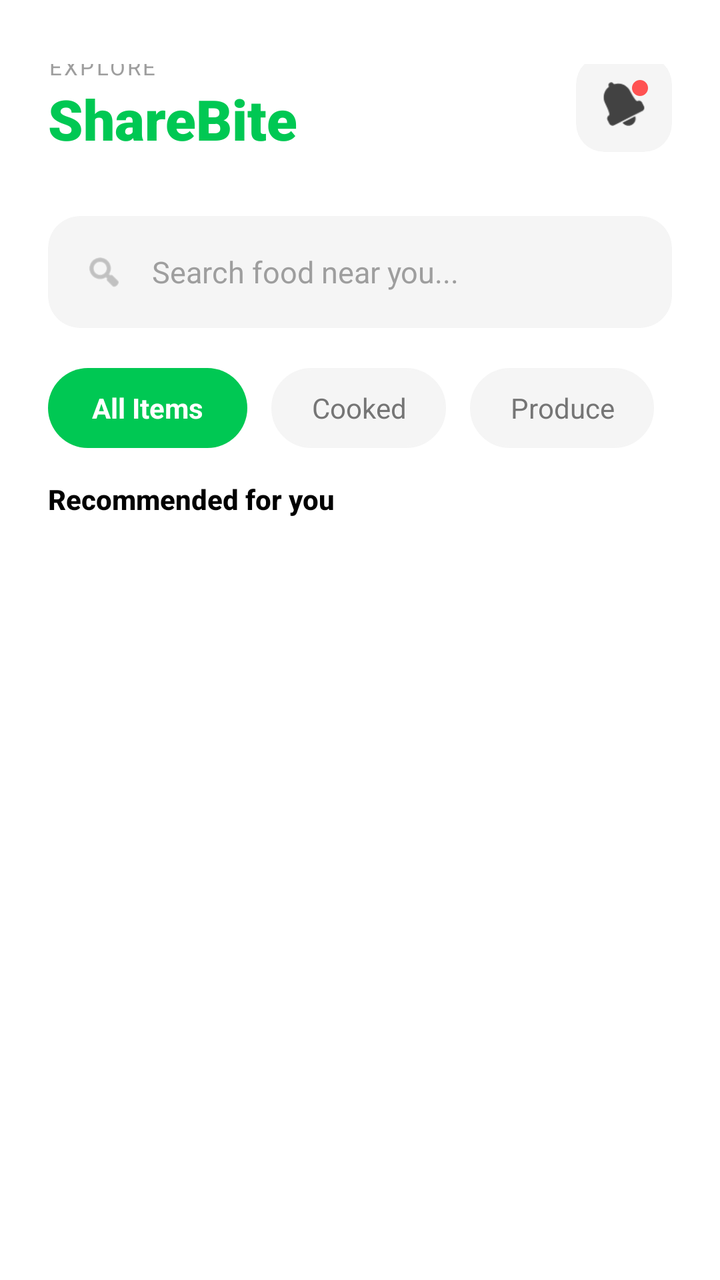
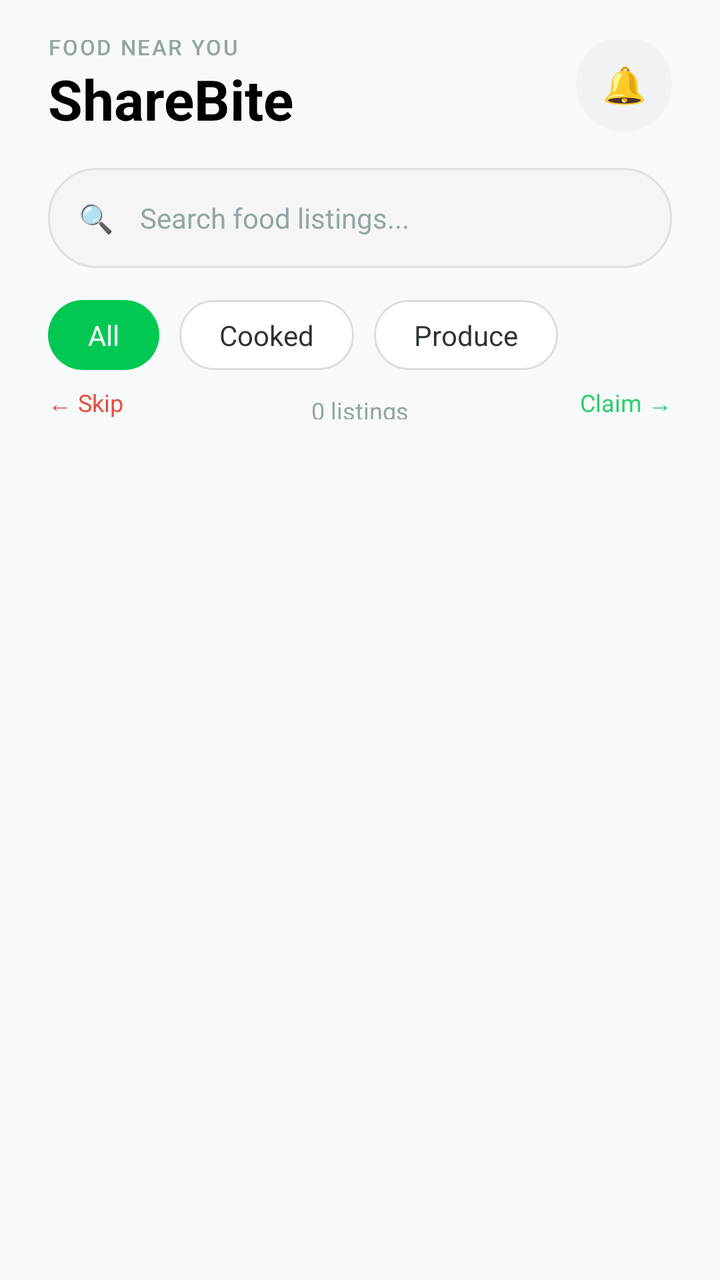

Compare the two renders of this Android layout. The source of the first and the diff that turns it into the second are given below.
<!-- AndroidManifest.xml: application theme Theme.ShareBite -->
<!-- res/layout/fragment_feed.xml -->
<?xml version="1.0" encoding="utf-8"?>
<LinearLayout xmlns:android="http://schemas.android.com/apk/res/android"
    xmlns:app="http://schemas.android.com/apk/res-auto"
    android:layout_width="match_parent"
    android:layout_height="match_parent"
    android:orientation="vertical"
    android:background="#FFFFFF">

    
    <RelativeLayout
        android:layout_width="match_parent"
        android:layout_height="wrap_content"
        android:paddingStart="24dp"
        android:paddingEnd="24dp"
        android:paddingTop="32dp"
        android:paddingBottom="20dp"
        android:background="#FFFFFF">

        <LinearLayout
            android:layout_width="wrap_content"
            android:layout_height="wrap_content"
            android:orientation="vertical"
            android:layout_centerVertical="true">

            <TextView
                android:layout_width="wrap_content"
                android:layout_height="wrap_content"
                android:text="EXPLORE"
                android:textSize="11sp"
                android:textColor="#9E9E9E"
                android:letterSpacing="0.1"
                android:fontFamily="sans-serif-bold"/>

            <TextView
                android:layout_width="wrap_content"
                android:layout_height="wrap_content"
                android:text="ShareBite"
                android:textSize="28sp"
                android:textStyle="bold"
                android:fontFamily="sans-serif-black"
                android:textColor="#00C853"/>

        </LinearLayout>

        <androidx.cardview.widget.CardView
            android:layout_width="48dp"
            android:layout_height="48dp"
            app:cardCornerRadius="14dp"
            app:cardBackgroundColor="#F5F5F5"
            app:cardElevation="0dp"
            android:layout_alignParentEnd="true"
            android:layout_centerVertical="true">

            <FrameLayout
                android:layout_width="match_parent"
                android:layout_height="match_parent">

                <ImageView
                    android:layout_width="22dp"
                    android:layout_height="22dp"
                    android:layout_gravity="center"
                    android:src="@android:drawable/ic_popup_reminder"
                    app:tint="#424242"/>

                <View
                    android:id="@+id/vBadgeDot"
                    android:layout_width="8dp"
                    android:layout_height="8dp"
                    android:layout_gravity="top|end"
                    android:layout_marginTop="12dp"
                    android:layout_marginEnd="12dp"
                    android:background="@drawable/bg_badge"
                    android:backgroundTint="#FF5252"/>

            </FrameLayout>

        </androidx.cardview.widget.CardView>

    </RelativeLayout>

    
    <androidx.cardview.widget.CardView
        android:layout_width="match_parent"
        android:layout_height="56dp"
        app:cardCornerRadius="16dp"
        app:cardBackgroundColor="#F5F5F5"
        app:cardElevation="0dp"
        android:layout_marginStart="24dp"
        android:layout_marginEnd="24dp"
        android:layout_marginTop="4dp"
        android:layout_marginBottom="20dp">

        <LinearLayout
            android:layout_width="match_parent"
            android:layout_height="match_parent"
            android:orientation="horizontal"
            android:gravity="center_vertical"
            android:paddingStart="18dp"
            android:paddingEnd="18dp">

            <ImageView
                android:layout_width="20dp"
                android:layout_height="20dp"
                android:src="@android:drawable/ic_menu_search"
                app:tint="#9E9E9E"/>

            <EditText
                android:id="@+id/etSearch"
                android:layout_width="match_parent"
                android:layout_height="match_parent"
                android:hint="Search food near you..."
                android:textSize="15sp"
                android:textColor="#000000"
                android:textColorHint="#9E9E9E"
                android:background="@null"
                android:paddingStart="14dp"
                android:inputType="text"/>

        </LinearLayout>

    </androidx.cardview.widget.CardView>

    
    <HorizontalScrollView
        android:layout_width="match_parent"
        android:layout_height="wrap_content"
        android:scrollbars="none"
        android:layout_marginBottom="16dp">

        <LinearLayout
            android:layout_width="wrap_content"
            android:layout_height="wrap_content"
            android:orientation="horizontal"
            android:paddingStart="24dp"
            android:paddingEnd="24dp">

            <TextView
                android:id="@+id/chipAll"
                android:layout_width="wrap_content"
                android:layout_height="40dp"
                android:text="All Items"
                android:background="@drawable/bg_chip_selected"
                android:backgroundTint="#00C853"
                android:textColor="#FFFFFF"
                android:textStyle="bold"
                android:gravity="center"
                android:paddingStart="22dp"
                android:paddingEnd="22dp"
                android:layout_marginEnd="12dp"/>

            <TextView
                android:id="@+id/chipCooked"
                android:layout_width="wrap_content"
                android:layout_height="40dp"
                android:text="Cooked"
                android:background="@drawable/bg_chip_unselected"
                android:backgroundTint="#F5F5F5"
                android:textColor="#757575"
                android:gravity="center"
                android:paddingStart="20dp"
                android:paddingEnd="20dp"
                android:layout_marginEnd="12dp"/>

            <TextView
                android:id="@+id/chipProduce"
                android:layout_width="wrap_content"
                android:layout_height="40dp"
                android:text="Produce"
                android:background="@drawable/bg_chip_unselected"
                android:backgroundTint="#F5F5F5"
                android:textColor="#757575"
                android:gravity="center"
                android:paddingStart="20dp"
                android:paddingEnd="20dp"/>

        </LinearLayout>

    </HorizontalScrollView>

    
    <RelativeLayout
        android:layout_width="match_parent"
        android:layout_height="wrap_content"
        android:paddingStart="24dp"
        android:paddingEnd="24dp"
        android:paddingBottom="12dp">

        <TextView
            android:id="@+id/tvListingCount"
            android:layout_width="wrap_content"
            android:layout_height="wrap_content"
            android:text="Recommended for you"
            android:textSize="14sp"
            android:textStyle="bold"
            android:textColor="#000000"
            android:fontFamily="sans-serif-medium"/>

    </RelativeLayout>

    
    <androidx.core.widget.NestedScrollView
        android:layout_width="match_parent"
        android:layout_height="match_parent"
        android:clipToPadding="false"
        android:paddingBottom="120dp">

        <LinearLayout
            android:id="@+id/feedContainer"
            android:layout_width="match_parent"
            android:layout_height="wrap_content"
            android:orientation="vertical">

            
            <androidx.cardview.widget.CardView
                android:id="@+id/foodCard"
                android:layout_width="match_parent"
                android:layout_height="wrap_content"
                android:layout_marginStart="24dp"
                android:layout_marginEnd="24dp"
                android:layout_marginTop="32dp"
                android:visibility="gone"
                app:cardCornerRadius="24dp"
                app:cardBackgroundColor="#F5F5F5"
                app:cardElevation="0dp">

                <LinearLayout
                    android:layout_width="match_parent"
                    android:layout_height="wrap_content"
                    android:orientation="vertical"
                    android:padding="48dp"
                    android:gravity="center">

                    <TextView
                        android:layout_width="wrap_content"
                        android:layout_height="wrap_content"
                        android:text="📦"
                        android:textSize="64sp"/>

                    <TextView
                        android:layout_width="wrap_content"
                        android:layout_height="wrap_content"
                        android:text="No listings found"
                        android:textSize="20sp"
                        android:textStyle="bold"
                        android:textColor="#212121"
                        android:layout_marginTop="20dp"/>

                    <TextView
                        android:layout_width="wrap_content"
                        android:layout_height="wrap_content"
                        android:text="Check back later or share some food yourself!"
                        android:textSize="15sp"
                        android:textColor="#757575"
                        android:gravity="center"
                        android:layout_marginTop="10dp"/>

                </LinearLayout>

            </androidx.cardview.widget.CardView>

        </LinearLayout>

    </androidx.core.widget.NestedScrollView>

</LinearLayout>
<!-- resources referenced by this layout -->
<resources>
  <!-- drawable bg_badge (drawable) -->
  <?xml version="1.0" encoding="utf-8"?>
  <shape xmlns:android="http://schemas.android.com/apk/res/android"
      android:shape="oval">
      <solid android:color="#FF5722"/>
  </shape>
  <!-- drawable bg_chip_selected (drawable) -->
  <?xml version="1.0" encoding="utf-8"?>
  <shape xmlns:android="http://schemas.android.com/apk/res/android">
      <solid android:color="@color/green_primary"/>
      <corners android:radius="20dp"/>
  </shape>
  <!-- drawable bg_chip_unselected (drawable) -->
  <?xml version="1.0" encoding="utf-8"?>
  <shape xmlns:android="http://schemas.android.com/apk/res/android">
      <solid android:color="@color/white"/>
      <corners android:radius="20dp"/>
      <stroke android:width="1dp" android:color="#DDDDDD"/>
  </shape>
  <style name="Theme.ShareBite" parent="Theme.MaterialComponents.Light.NoActionBar">
          <item name="colorPrimary">@color/green_primary</item>
          <item name="colorPrimaryVariant">@color/green_dark</item>
          <item name="colorOnPrimary">@color/white</item>
          <item name="android:statusBarColor">@color/white</item>
          <item name="android:windowLightStatusBar">true</item>
          <item name="android:textColor">@color/black</item>
          <item name="android:editTextColor">@color/black</item>
      </style>
  <color name="green_primary">#00C853</color>
  <color name="white">#FFFFFF</color>
  <color name="green_dark">#009624</color>
  <color name="black">#000000</color>
</resources>

<!-- the commit's change to res/layout/fragment_feed.xml (unified diff, before → after) -->
@@ -1,10 +1,9 @@
 <?xml version="1.0" encoding="utf-8"?>
 <LinearLayout xmlns:android="http://schemas.android.com/apk/res/android"
-    xmlns:app="http://schemas.android.com/apk/res-auto"
     android:layout_width="match_parent"
     android:layout_height="match_parent"
     android:orientation="vertical"
-    android:background="#FFFFFF">
+    android:background="#F8F9FA">
 
     
     <RelativeLayout
@@ -12,254 +11,172 @@
         android:layout_height="wrap_content"
         android:paddingStart="24dp"
         android:paddingEnd="24dp"
-        android:paddingTop="32dp"
-        android:paddingBottom="20dp"
-        android:background="#FFFFFF">
+        android:paddingTop="20dp"
+        android:paddingBottom="12dp">
 
         <LinearLayout
             android:layout_width="wrap_content"
             android:layout_height="wrap_content"
             android:orientation="vertical"
             android:layout_centerVertical="true">
-
             <TextView
                 android:layout_width="wrap_content"
                 android:layout_height="wrap_content"
-                android:text="EXPLORE"
+                android:text="FOOD NEAR YOU"
                 android:textSize="11sp"
-                android:textColor="#9E9E9E"
-                android:letterSpacing="0.1"
-                android:fontFamily="sans-serif-bold"/>
-
+                android:textColor="#95A5A6"
+                android:letterSpacing="0.08"
+                android:fontFamily="sans-serif-medium"/>
             <TextView
                 android:layout_width="wrap_content"
                 android:layout_height="wrap_content"
                 android:text="ShareBite"
                 android:textSize="28sp"
                 android:textStyle="bold"
-                android:fontFamily="sans-serif-black"
-                android:textColor="#00C853"/>
-
+                android:textColor="#000000"/>
         </LinearLayout>
 
-        <androidx.cardview.widget.CardView
+        
+        <FrameLayout
+            android:id="@+id/btnNotification"
             android:layout_width="48dp"
             android:layout_height="48dp"
-            app:cardCornerRadius="14dp"
-            app:cardBackgroundColor="#F5F5F5"
-            app:cardElevation="0dp"
             android:layout_alignParentEnd="true"
-            android:layout_centerVertical="true">
+            android:layout_centerVertical="true"
+            android:clickable="true"
+            android:focusable="true"
+            android:background="@drawable/bg_avatar"
+            android:backgroundTint="#F1F2F6">
 
-            <FrameLayout
-                android:layout_width="match_parent"
-                android:layout_height="match_parent">
+            <TextView
+                android:layout_width="28dp"
+                android:layout_height="28dp"
+                android:text="🔔"
+                android:textSize="18sp"
+                android:gravity="center"
+                android:layout_gravity="center"/>
 
-                <ImageView
-                    android:layout_width="22dp"
-                    android:layout_height="22dp"
-                    android:layout_gravity="center"
-                    android:src="@android:drawable/ic_popup_reminder"
-                    app:tint="#424242"/>
-
-                <View
-                    android:id="@+id/vBadgeDot"
-                    android:layout_width="8dp"
-                    android:layout_height="8dp"
-                    android:layout_gravity="top|end"
-                    android:layout_marginTop="12dp"
-                    android:layout_marginEnd="12dp"
-                    android:background="@drawable/bg_badge"
-                    android:backgroundTint="#FF5252"/>
-
-            </FrameLayout>
-
-        </androidx.cardview.widget.CardView>
-
+            <TextView
+                android:id="@+id/tvNotificationBadge"
+                android:layout_width="18dp"
+                android:layout_height="18dp"
+                android:text="1"
+                android:textSize="10sp"
+                android:textStyle="bold"
+                android:textColor="#FFFFFF"
+                android:gravity="center"
+                android:background="@drawable/bg_dot_red"
+                android:layout_gravity="top|end"
+                android:layout_marginTop="2dp"
+                android:layout_marginEnd="2dp"
+                android:visibility="gone"/>
+        </FrameLayout>
     </RelativeLayout>
 
     
-    <androidx.cardview.widget.CardView
+    <RelativeLayout
         android:layout_width="match_parent"
-        android:layout_height="56dp"
-        app:cardCornerRadius="16dp"
-        app:cardBackgroundColor="#F5F5F5"
-        app:cardElevation="0dp"
+        android:layout_height="50dp"
         android:layout_marginStart="24dp"
         android:layout_marginEnd="24dp"
-        android:layout_marginTop="4dp"
-        android:layout_marginBottom="20dp">
+        android:background="@drawable/bg_search_bar">
 
-        <LinearLayout
+        <TextView
+            android:layout_width="20dp"
+            android:layout_height="20dp"
+            android:text="🔍"
+            android:textSize="14sp"
+            android:gravity="center"
+            android:layout_centerVertical="true"
+            android:layout_marginStart="14dp"/>
+
+        <EditText
+            android:id="@+id/etSearch"
             android:layout_width="match_parent"
             android:layout_height="match_parent"
-            android:orientation="horizontal"
-            android:gravity="center_vertical"
-            android:paddingStart="18dp"
-            android:paddingEnd="18dp">
-
-            <ImageView
-                android:layout_width="20dp"
-                android:layout_height="20dp"
-                android:src="@android:drawable/ic_menu_search"
-                app:tint="#9E9E9E"/>
-
-            <EditText
-                android:id="@+id/etSearch"
-                android:layout_width="match_parent"
-                android:layout_height="match_parent"
-                android:hint="Search food near you..."
-                android:textSize="15sp"
-                android:textColor="#000000"
-                android:textColorHint="#9E9E9E"
-                android:background="@null"
-                android:paddingStart="14dp"
-                android:inputType="text"/>
-
-        </LinearLayout>
-
-    </androidx.cardview.widget.CardView>
+            android:hint="Search food listings..."
+            android:paddingStart="46dp"
+            android:paddingEnd="12dp"
+            android:background="@null"
+            android:textSize="14sp"
+            android:textColor="#212121"
+            android:textColorHint="#95A5A6"
+            android:singleLine="true"
+            android:imeOptions="actionSearch"/>
+    </RelativeLayout>
 
     
-    <HorizontalScrollView
+    <LinearLayout
         android:layout_width="match_parent"
         android:layout_height="wrap_content"
-        android:scrollbars="none"
-        android:layout_marginBottom="16dp">
-
-        <LinearLayout
+        android:orientation="horizontal"
+        android:paddingStart="24dp"
+        android:paddingEnd="24dp"
+        android:paddingTop="16dp"
+        android:paddingBottom="8dp">
+        <TextView
+            android:id="@+id/chipAll"
             android:layout_width="wrap_content"
             android:layout_height="wrap_content"
-            android:orientation="horizontal"
-            android:paddingStart="24dp"
-            android:paddingEnd="24dp">
+            android:text="All"
+            android:paddingStart="20dp" android:paddingEnd="20dp"
+            android:paddingTop="8dp" android:paddingBottom="8dp"
+            android:background="@drawable/bg_chip_selected"
+            android:textColor="#FFFFFF"
+            android:layout_marginEnd="10dp"/>
+        <TextView
+            android:id="@+id/chipCooked"
+            android:layout_width="wrap_content"
+            android:layout_height="wrap_content"
+            android:text="Cooked"
+            android:paddingStart="20dp" android:paddingEnd="20dp"
+            android:paddingTop="8dp" android:paddingBottom="8dp"
+            android:background="@drawable/bg_chip_unselected"
+            android:textColor="#2D3436"
+            android:layout_marginEnd="10dp"/>
+        <TextView
+            android:id="@+id/chipProduce"
+            android:layout_width="wrap_content"
+            android:layout_height="wrap_content"
+            android:text="Produce"
+            android:paddingStart="20dp" android:paddingEnd="20dp"
+            android:paddingTop="8dp" android:paddingBottom="8dp"
+            android:background="@drawable/bg_chip_unselected"
+            android:textColor="#2D3436"/>
+    </LinearLayout>
 
-            <TextView
-                android:id="@+id/chipAll"
-                android:layout_width="wrap_content"
-                android:layout_height="40dp"
-                android:text="All Items"
-                android:background="@drawable/bg_chip_selected"
-                android:backgroundTint="#00C853"
-                android:textColor="#FFFFFF"
-                android:textStyle="bold"
-                android:gravity="center"
-                android:paddingStart="22dp"
-                android:paddingEnd="22dp"
-                android:layout_marginEnd="12dp"/>
-
-            <TextView
-                android:id="@+id/chipCooked"
-                android:layout_width="wrap_content"
-                android:layout_height="40dp"
-                android:text="Cooked"
-                android:background="@drawable/bg_chip_unselected"
-                android:backgroundTint="#F5F5F5"
-                android:textColor="#757575"
-                android:gravity="center"
-                android:paddingStart="20dp"
-                android:paddingEnd="20dp"
-                android:layout_marginEnd="12dp"/>
-
-            <TextView
-                android:id="@+id/chipProduce"
-                android:layout_width="wrap_content"
-                android:layout_height="40dp"
-                android:text="Produce"
-                android:background="@drawable/bg_chip_unselected"
-                android:backgroundTint="#F5F5F5"
-                android:textColor="#757575"
-                android:gravity="center"
-                android:paddingStart="20dp"
-                android:paddingEnd="20dp"/>
-
-        </LinearLayout>
-
-    </HorizontalScrollView>
-
-    
     <RelativeLayout
         android:layout_width="match_parent"
         android:layout_height="wrap_content"
         android:paddingStart="24dp"
         android:paddingEnd="24dp"
-        android:paddingBottom="12dp">
-
-        <TextView
-            android:id="@+id/tvListingCount"
-            android:layout_width="wrap_content"
-            android:layout_height="wrap_content"
-            android:text="Recommended for you"
-            android:textSize="14sp"
-            android:textStyle="bold"
-            android:textColor="#000000"
-            android:fontFamily="sans-serif-medium"/>
-
+        android:paddingBottom="8dp">
+        <TextView android:layout_width="wrap_content" android:layout_height="wrap_content"
+            android:text="← Skip" android:textColor="#E74C3C" android:textSize="12sp"/>
+        <TextView android:id="@+id/tvListingCount"
+            android:layout_width="wrap_content" android:layout_height="wrap_content"
+            android:layout_centerInParent="true"
+            android:text="0 listings" android:textColor="#95A5A6" android:textSize="12sp"/>
+        <TextView android:layout_width="wrap_content" android:layout_height="wrap_content"
+            android:layout_alignParentEnd="true"
+            android:text="Claim →" android:textColor="#2ECC71" android:textSize="12sp"/>
     </RelativeLayout>
 
-    
     <androidx.core.widget.NestedScrollView
         android:layout_width="match_parent"
-        android:layout_height="match_parent"
-        android:clipToPadding="false"
-        android:paddingBottom="120dp">
-
+        android:layout_height="match_parent">
         <LinearLayout
             android:id="@+id/feedContainer"
             android:layout_width="match_parent"
             android:layout_height="wrap_content"
-            android:orientation="vertical">
-
-            
+            android:orientation="vertical"
+            android:paddingBottom="100dp">
             <androidx.cardview.widget.CardView
                 android:id="@+id/foodCard"
                 android:layout_width="match_parent"
                 android:layout_height="wrap_content"
-                android:layout_marginStart="24dp"
-                android:layout_marginEnd="24dp"
-                android:layout_marginTop="32dp"
-                android:visibility="gone"
-                app:cardCornerRadius="24dp"
-                app:cardBackgroundColor="#F5F5F5"
-                app:cardElevation="0dp">
-
-                <LinearLayout
-                    android:layout_width="match_parent"
-                    android:layout_height="wrap_content"
-                    android:orientation="vertical"
-                    android:padding="48dp"
-                    android:gravity="center">
-
-                    <TextView
-                        android:layout_width="wrap_content"
-                        android:layout_height="wrap_content"
-                        android:text="📦"
-                        android:textSize="64sp"/>
-
-                    <TextView
-                        android:layout_width="wrap_content"
-                        android:layout_height="wrap_content"
-                        android:text="No listings found"
-                        android:textSize="20sp"
-                        android:textStyle="bold"
-                        android:textColor="#212121"
-                        android:layout_marginTop="20dp"/>
-
-                    <TextView
-                        android:layout_width="wrap_content"
-                        android:layout_height="wrap_content"
-                        android:text="Check back later or share some food yourself!"
-                        android:textSize="15sp"
-                        android:textColor="#757575"
-                        android:gravity="center"
-                        android:layout_marginTop="10dp"/>
-
-                </LinearLayout>
-
-            </androidx.cardview.widget.CardView>
-
+                android:visibility="gone"/>
         </LinearLayout>
-
     </androidx.core.widget.NestedScrollView>
 
 </LinearLayout>
<!-- resource entries referenced after the edit -->
@@ -1,10 +1,10 @@
 <!-- resources referenced by this layout -->
 <resources>
-  <!-- drawable bg_badge (drawable) -->
+  <!-- drawable bg_avatar (drawable) -->
   <?xml version="1.0" encoding="utf-8"?>
   <shape xmlns:android="http://schemas.android.com/apk/res/android"
       android:shape="oval">
-      <solid android:color="#FF5722"/>
+      <solid android:color="@color/green_primary"/>
   </shape>
   <!-- drawable bg_chip_selected (drawable) -->
   <?xml version="1.0" encoding="utf-8"?>
@@ -18,6 +18,19 @@
       <solid android:color="@color/white"/>
       <corners android:radius="20dp"/>
       <stroke android:width="1dp" android:color="#DDDDDD"/>
+  </shape>
+  <!-- drawable bg_dot_red (drawable) -->
+  <?xml version="1.0" encoding="utf-8"?>
+  <shape xmlns:android="http://schemas.android.com/apk/res/android"
+      android:shape="oval">
+      <solid android:color="#FF4444"/>
+  </shape>
+  <!-- drawable bg_search_bar (drawable) -->
+  <?xml version="1.0" encoding="utf-8"?>
+  <shape xmlns:android="http://schemas.android.com/apk/res/android">
+      <solid android:color="#F5F5F5"/>
+      <corners android:radius="24dp"/>
+      <stroke android:width="1dp" android:color="#E0E0E0"/>
   </shape>
   <style name="Theme.ShareBite" parent="Theme.MaterialComponents.Light.NoActionBar">
           <item name="colorPrimary">@color/green_primary</item>
